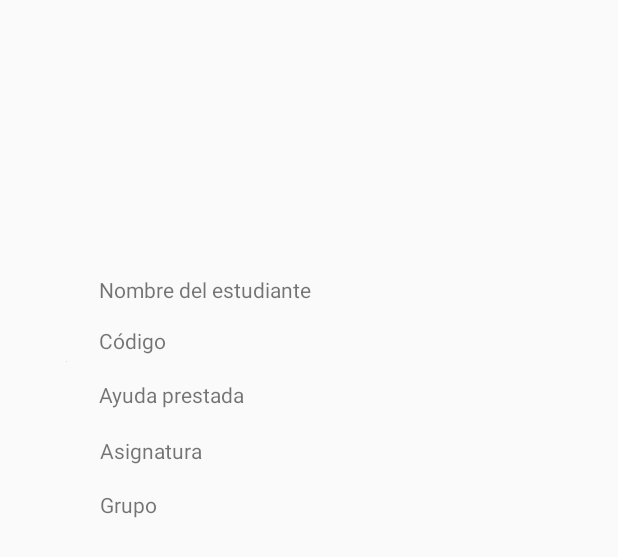
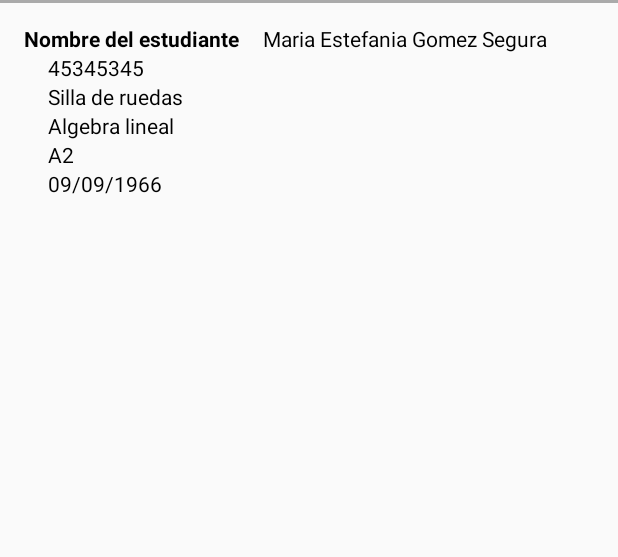
Before and after one commit to esgomezse/gestiondapp, an Android app: the layout item_loan.xml on its own in the app's theme, with its tools: preview values and no code run, on a phone screen of 412 x 824 dp. Shown: the top 557 px of the screen. Run offline under Robolectric (Android 15) with nearby library versions, the light colour scheme and no system bars.

Commit message:
Fix Loan Design

```diff
--- a/app/src/main/AndroidManifest.xml
+++ b/app/src/main/AndroidManifest.xml
@@ -26,7 +26,7 @@
         <activity android:name=".OptionsActivity"/>
         <activity android:name=".LocationsActivity"
             android:theme="@style/AppThemeNoActionBar"/>
-        <activity android:name=".FilterInventoryActivity">
+        <activity android:name=".LoanActivity">
             <intent-filter>
                 <action android:name="android.intent.action.MAIN" />
 
--- a/app/src/main/java/com/umb/gestiondapp/LoanActivity.kt
+++ b/app/src/main/java/com/umb/gestiondapp/LoanActivity.kt
@@ -3,20 +3,19 @@ package com.umb.gestiondapp
 import android.os.Bundle
 import androidx.appcompat.app.AppCompatActivity
 import androidx.recyclerview.widget.LinearLayoutManager
-import com.umb.gestiondapp.adapters.InventoryAdapter
 import com.umb.gestiondapp.adapters.LoanAdapter
 import com.umb.gestiondapp.models.LoanModel
-import kotlinx.android.synthetic.main.activity_inventory_filter.*
+import kotlinx.android.synthetic.main.loan_activity.*
 
 class LoanActivity : AppCompatActivity() {
 
-    private val loanAdapter by lazy { LoanAdapter ()}
+    private val loanAdapter by lazy { LoanAdapter()}
 
     override fun onCreate(savedInstanceState: Bundle?) {
         super.onCreate(savedInstanceState)
         setContentView(R.layout.loan_activity)
-        rcvInventory.adapter = loanAdapter
-        rcvInventory.layoutManager = LinearLayoutManager(this)
+        rcvLoan.adapter = loanAdapter
+        rcvLoan.layoutManager = LinearLayoutManager(this)
 
         val list = listOf(
             LoanModel(
--- a/app/src/main/java/com/umb/gestiondapp/adapters/LoanAdapter.kt
+++ b/app/src/main/java/com/umb/gestiondapp/adapters/LoanAdapter.kt
@@ -27,11 +27,11 @@ class LoanAdapter: RecyclerView.Adapter<LoanAdapter.LoanViewHolder> (){
         val itemLoan = listLoan[position]
         //holder.itemView.imageInventario
         with(holder.itemView){
-            StudentName.text = itemLoan.studname
-            StudentCode.text = itemLoan.code
-            AyudaPrestada.text = itemLoan.loan
-            Signature.text = itemLoan.signature
-            Group.text = itemLoan.group
+            txvStudentName.text = itemLoan.studname
+            txvStudentCode.text = itemLoan.code
+            txvStudentHelp.text = itemLoan.loan
+            txvStudentClass.text = itemLoan.signature
+            txvStudentGroup.text = itemLoan.group
         }
     }
     fun setList(list: List<LoanModel>){
--- a/app/src/main/res/layout/item_loan.xml
+++ b/app/src/main/res/layout/item_loan.xml
@@ -1,87 +1,157 @@
 <?xml version="1.0" encoding="utf-8"?>
-<androidx.constraintlayout.widget.ConstraintLayout
-    xmlns:android="http://schemas.android.com/apk/res/android"
+<androidx.constraintlayout.widget.ConstraintLayout xmlns:android="http://schemas.android.com/apk/res/android"
     xmlns:app="http://schemas.android.com/apk/res-auto"
     xmlns:tools="http://schemas.android.com/tools"
     android:layout_width="match_parent"
-    android:layout_height="match_parent">
+    android:layout_height="wrap_content">
 
-    <androidx.constraintlayout.widget.ConstraintLayout
-        android:layout_width="387dp"
-        android:layout_height="312dp"
-        app:layout_constraintBottom_toBottomOf="parent"
+    <View
+        android:layout_width="match_parent"
+        android:layout_height="2dp"
+        android:background="@android:color/darker_gray"
+        app:layout_constraintTop_toTopOf="parent"/>
+
+    <TextView
+        android:id="@+id/txvTitleStudentName"
+        android:layout_width="0dp"
+        android:layout_height="wrap_content"
+        android:layout_marginStart="16dp"
+        app:layout_constraintStart_toStartOf="parent"
+        app:layout_constraintTop_toTopOf="@id/txvStudentName"
+        app:layout_constraintBottom_toBottomOf="@id/txvStudentName"
+        android:textColor="@android:color/black"
+        android:textStyle="bold"
+        android:text="Nombre del estudiante" />
+
+    <TextView
+        android:id="@+id/txvStudentName"
+        android:layout_width="0dp"
+        android:layout_height="wrap_content"
+        android:layout_margin="16dp"
+        app:layout_constraintStart_toEndOf="@id/txvTitleStudentName"
+        app:layout_constraintTop_toTopOf="parent"
         app:layout_constraintEnd_toEndOf="parent"
-        app:layout_constraintHorizontal_bias="0.32"
+        android:textColor="@android:color/black"
+        tools:text="Maria Estefania Gomez Segura" />
+
+    <TextView
+        android:id="@+id/txvTitleStudentCode"
+        android:layout_width="0dp"
+        android:layout_height="wrap_content"
+        android:layout_margin="16dp"
         app:layout_constraintStart_toStartOf="parent"
-        app:layout_constraintTop_toTopOf="parent"
-        app:layout_constraintVertical_bias="0.202">
+        app:layout_constraintTop_toTopOf="@id/txvStudentCode"
+        app:layout_constraintBottom_toBottomOf="@id/txvStudentCode"
+        android:textColor="@android:color/black"
+        android:textStyle="bold"
+        android:text="Código" />
 
-        <ImageView
-            android:id="@+id/imageInvData"
-            android:layout_width="wrap_content"
-            android:layout_height="wrap_content"
-            android:layout_marginStart="36dp"
-            app:layout_constraintBottom_toBottomOf="parent"
-            app:layout_constraintStart_toStartOf="parent"
-            app:layout_constraintTop_toTopOf="parent"
-            app:layout_constraintVertical_bias="0.442"
-            tools:srcCompat="@tools:sample/avatars" />
+    <TextView
+        android:id="@+id/txvStudentCode"
+        android:layout_width="0dp"
+        android:layout_height="wrap_content"
+        android:layout_marginEnd="16dp"
+        android:layout_marginStart="16dp"
+        app:layout_constraintStart_toEndOf="@id/txvTitleStudentCode"
+        app:layout_constraintTop_toBottomOf="@id/txvStudentName"
+        app:layout_constraintEnd_toEndOf="parent"
+        android:textColor="@android:color/black"
+        tools:text="45345345" />
 
-        <TextView
-            android:id="@+id/StudentName"
-            android:layout_width="178dp"
-            android:layout_height="22dp"
-            android:layout_marginStart="21dp"
-            android:layout_marginTop="80dp"
-            android:layout_marginEnd="24dp"
-            app:layout_constraintEnd_toEndOf="parent"
-            app:layout_constraintHorizontal_bias="0.0"
-            app:layout_constraintStart_toEndOf="@+id/imageInvData"
-            app:layout_constraintTop_toTopOf="parent"
-            tools:text="Nombre del estudiante" />
+    <TextView
+        android:id="@+id/txvTitleStudentHelp"
+        android:layout_width="0dp"
+        android:layout_height="wrap_content"
+        android:layout_margin="16dp"
+        app:layout_constraintStart_toStartOf="parent"
+        app:layout_constraintTop_toTopOf="@id/txvStudentHelp"
+        app:layout_constraintBottom_toBottomOf="@id/txvStudentHelp"
+        android:textColor="@android:color/black"
+        android:textStyle="bold"
+        android:text="Ayuda" />
 
-        <TextView
-            android:id="@+id/StudentCode"
-            android:layout_width="178dp"
-            android:layout_height="20dp"
-            android:layout_marginTop="12dp"
-            app:layout_constraintEnd_toEndOf="@+id/StudentName"
-            app:layout_constraintHorizontal_bias="0.0"
-            app:layout_constraintStart_toStartOf="@+id/StudentName"
-            app:layout_constraintTop_toBottomOf="@+id/StudentName"
-            tools:text="Código" />
+    <TextView
+        android:id="@+id/txvStudentHelp"
+        android:layout_width="0dp"
+        android:layout_height="wrap_content"
+        android:layout_marginEnd="16dp"
+        android:layout_marginStart="16dp"
+        app:layout_constraintStart_toEndOf="@id/txvTitleStudentHelp"
+        app:layout_constraintTop_toBottomOf="@id/txvStudentCode"
+        app:layout_constraintEnd_toEndOf="parent"
+        android:textColor="@android:color/black"
+        tools:text="Silla de ruedas" />
 
-        <TextView
-            android:id="@+id/AyudaPrestada"
-            android:layout_width="178dp"
-            android:layout_height="21dp"
-            android:layout_marginTop="16dp"
-            app:layout_constraintEnd_toEndOf="@+id/StudentCode"
-            app:layout_constraintHorizontal_bias="0.018"
-            app:layout_constraintStart_toStartOf="@+id/StudentCode"
-            app:layout_constraintTop_toBottomOf="@+id/StudentCode"
-            tools:text="Ayuda prestada" />
+    <TextView
+        android:id="@+id/txvTitleStudentClass"
+        android:layout_width="0dp"
+        android:layout_height="wrap_content"
+        android:layout_margin="16dp"
+        app:layout_constraintStart_toStartOf="parent"
+        app:layout_constraintTop_toTopOf="@id/txvStudentClass"
+        app:layout_constraintBottom_toBottomOf="@id/txvStudentClass"
+        android:textColor="@android:color/black"
+        android:textStyle="bold"
+        android:text="Asignatura" />
 
-        <TextView
-            android:id="@+id/Signature"
-            android:layout_width="177dp"
-            android:layout_height="20dp"
-            android:layout_marginTop="16dp"
-            app:layout_constraintEnd_toEndOf="@+id/AyudaPrestada"
-            app:layout_constraintHorizontal_bias="1.0"
-            app:layout_constraintStart_toStartOf="@+id/AyudaPrestada"
-            app:layout_constraintTop_toBottomOf="@+id/AyudaPrestada"
-            tools:text="Asignatura" />
+    <TextView
+        android:id="@+id/txvStudentClass"
+        android:layout_width="0dp"
+        android:layout_height="wrap_content"
+        android:layout_marginEnd="16dp"
+        android:layout_marginStart="16dp"
+        app:layout_constraintStart_toEndOf="@id/txvTitleStudentClass"
+        app:layout_constraintTop_toBottomOf="@id/txvStudentHelp"
+        app:layout_constraintEnd_toEndOf="parent"
+        android:textColor="@android:color/black"
+        tools:text="Algebra lineal" />
 
-        <TextView
-            android:id="@+id/Group"
-            android:layout_width="177dp"
-            android:layout_height="20dp"
-            android:layout_marginTop="16dp"
-            app:layout_constraintEnd_toEndOf="@+id/Signature"
-            app:layout_constraintStart_toStartOf="@+id/Signature"
-            app:layout_constraintTop_toBottomOf="@+id/Signature"
-            tools:text="Grupo" />
+    <TextView
+        android:id="@+id/txvTitleStudentGroup"
+        android:layout_width="0dp"
+        android:layout_height="wrap_content"
+        android:layout_margin="16dp"
+        app:layout_constraintStart_toStartOf="parent"
+        app:layout_constraintTop_toTopOf="@id/txvStudentGroup"
+        app:layout_constraintBottom_toBottomOf="@id/txvStudentGroup"
+        android:textColor="@android:color/black"
+        android:textStyle="bold"
+        android:text="Grupo" />
 
-    </androidx.constraintlayout.widget.ConstraintLayout>
+    <TextView
+        android:id="@+id/txvStudentGroup"
+        android:layout_width="0dp"
+        android:layout_height="wrap_content"
+        android:layout_marginEnd="16dp"
+        android:layout_marginStart="16dp"
+        app:layout_constraintStart_toEndOf="@id/txvTitleStudentGroup"
+        app:layout_constraintTop_toBottomOf="@id/txvStudentClass"
+        app:layout_constraintEnd_toEndOf="parent"
+        android:textColor="@android:color/black"
+        tools:text="A2" />
+
+    <TextView
+        android:id="@+id/txvTitleStudentDate"
+        android:layout_width="0dp"
+        android:layout_height="wrap_content"
+        android:layout_margin="16dp"
+        app:layout_constraintStart_toStartOf="parent"
+        app:layout_constraintTop_toTopOf="@id/txvStudentDate"
+        app:layout_constraintBottom_toBottomOf="@id/txvStudentDate"
+        android:textColor="@android:color/black"
+        android:textStyle="bold"
+        android:text="Fecha de prestamo" />
+
+    <TextView
+        android:id="@+id/txvStudentDate"
+        android:layout_width="0dp"
+        android:layout_height="wrap_content"
+        android:layout_marginEnd="16dp"
+        android:layout_marginStart="16dp"
+        app:layout_constraintStart_toEndOf="@id/txvTitleStudentDate"
+        app:layout_constraintTop_toBottomOf="@id/txvStudentGroup"
+        app:layout_constraintEnd_toEndOf="parent"
+        android:textColor="@android:color/black"
+        tools:text="09/09/1966" />
+
 </androidx.constraintlayout.widget.ConstraintLayout>
--- a/app/src/main/res/layout/loan_activity.xml
+++ b/app/src/main/res/layout/loan_activity.xml
@@ -8,10 +8,8 @@
 
     <androidx.recyclerview.widget.RecyclerView
         android:id="@+id/rcvLoan"
-        android:layout_width="342dp"
-        android:layout_height="645dp"
-        app:layout_constraintBottom_toBottomOf="parent"
-        app:layout_constraintEnd_toEndOf="parent"
-        app:layout_constraintStart_toStartOf="parent"
-        app:layout_constraintTop_toTopOf="parent" />
+        android:layout_width="match_parent"
+        android:layout_height="match_parent"
+        android:layout_marginTop="16dp"
+        android:layout_marginBottom="16dp"/>
 </androidx.constraintlayout.widget.ConstraintLayout>
```
